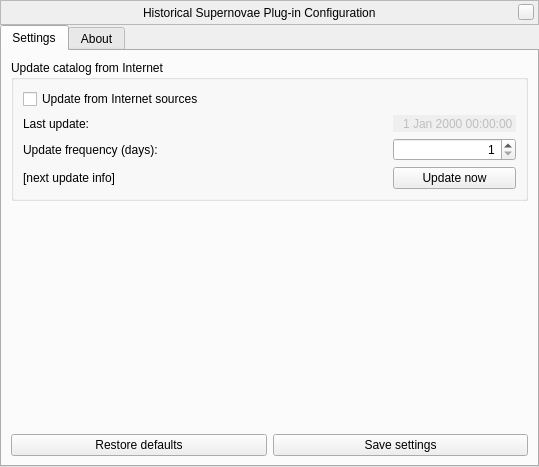
519984307/stellarium_src, file plugins/Supernovae/src/gui/supernovaeDialog.ui: the form before one commit.
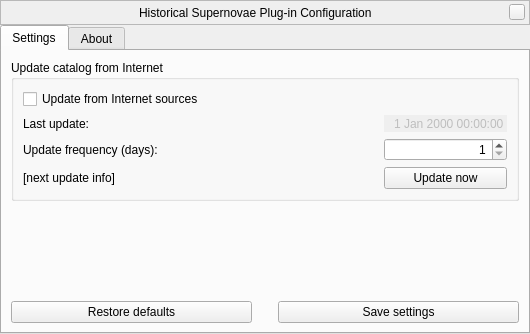
The form after the commit. Custom widgets are drawn as their Qt base class.

Patch:
```diff
--- a/plugins/Supernovae/src/gui/supernovaeDialog.ui
+++ b/plugins/Supernovae/src/gui/supernovaeDialog.ui
@@ -6,8 +6,8 @@
    <rect>
     <x>0</x>
     <y>0</y>
-    <width>539</width>
-    <height>467</height>
+    <width>530</width>
+    <height>334</height>
    </rect>
   </property>
   <property name="windowTitle">
@@ -269,6 +269,22 @@
            </property>
           </widget>
          </item>
+         <item>
+          <spacer name="horizontalSpacer_2">
+           <property name="orientation">
+            <enum>Qt::Horizontal</enum>
+           </property>
+           <property name="sizeType">
+            <enum>QSizePolicy::Fixed</enum>
+           </property>
+           <property name="sizeHint" stdset="0">
+            <size>
+             <width>20</width>
+             <height>20</height>
+            </size>
+           </property>
+          </spacer>
+         </item>
          <item>
           <widget class="QPushButton" name="saveSettingsButton">
            <property name="sizePolicy">
```
